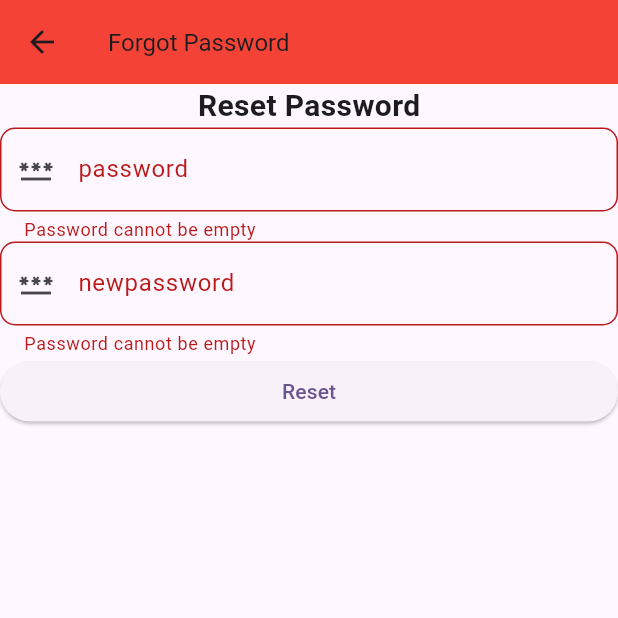
After one commit to hechmi10/atelier-flutter-jaidene-hachemi, a Flutter app: the ForgotPassword screen opened by its route, after a tap on "Reset", on a phone screen of 412 x 824 dp, the top half of it. The commit adds this screen. Run offline on Flutter 3.47's test engine with Material 3 defaults, Android fonts, the phone set to English and light mode, and no system bars.

Commit message:
Workshop 4

```diff
--- /dev/null
+++ b/lib/forgotPassword.dart
@@ -0,0 +1,87 @@
+import 'package:flutter/material.dart';
+
+class ForgotPassword extends StatelessWidget {
+  late String password,newpassword,confirmpassword;
+  GlobalKey<FormState> formkey = GlobalKey<FormState>();
+  static const String routeName = "/forgotPassword";
+  ForgotPassword({super.key});
+
+  @override
+  Widget build(BuildContext context) {
+    return Scaffold(appBar: AppBar(
+      title:Text("Forgot Password", style: TextStyle(fontSize: 16)),
+      backgroundColor: Colors.red,
+      ),
+      body:Form(
+        key: formkey,
+        child:ListView(
+          children:[
+            Center(
+              child: Text("Reset Password", style: TextStyle(fontSize: 20, fontWeight: FontWeight.bold)),
+            ),
+            TextFormField(
+              decoration:InputDecoration(
+                labelText: "password",
+                hintText: "Password",
+                prefixIcon: Icon(Icons.password),
+                border: OutlineInputBorder(
+                  borderRadius: BorderRadius.circular(10),
+                  borderSide: BorderSide(color: Colors.red, width: 2),
+                ),
+              ),
+              obscureText: true,
+              onSaved:(newValue)=>
+                  password = newValue!,
+              validator: (value) {
+                if (value == null || value.isEmpty) {
+                  return 'Password cannot be empty';
+                } else if (value.length < 8) {
+                  return 'Password must be at least 8 characters long';
+                }
+                return null;
+              },
+            ),
+            TextFormField(
+              decoration:InputDecoration(
+                labelText: "newpassword",
+                hintText: "New Password",
+                prefixIcon: Icon(Icons.password),
+                border: OutlineInputBorder(
+                  borderRadius: BorderRadius.circular(10),
+                  borderSide: BorderSide(color: Colors.red, width: 2),
+                ),
+              ),
+              obscureText: true,
+              onSaved:(newValue)=>
+                  newpassword = newValue!,
+              validator: (value) {
+                if (value == null || value.isEmpty) {
+                  return 'Password cannot be empty';
+                } else if (value.length < 8) {
+                  return 'Password must be at least 8 characters long';
+                }
+                return null;
+              },
+            ),
+
+            ElevatedButton(
+              child:Text("Reset"),
+              onPressed: () {
+                if (formkey.currentState!.validate()) {
+                  formkey.currentState!.save();
+                  // Perform password reset logic here
+                  showDialog(context: context, builder: (context) {
+                    return AlertDialog(
+                      title: Text("Success"),
+                      content: Text("Password reset successfully!"),
+
+                    );
+                  });
+                }
+              },
+            )],
+          )
+          )
+          );
+  }
+}
--- a/lib/g_store.dart
+++ b/lib/g_store.dart
@@ -2,7 +2,9 @@ import 'package:flutter/material.dart';
 import 'package:myapp2/game.dart';
 import 'package:myapp2/gamecell.dart';
 
+// ignore: must_be_immutable
 class GStore extends StatelessWidget {
+  static const String routeName = "/store";
   var games = [
     Gamecell(Game("lib/assets/dmc5.jpg", "DMC", 200)),
     Gamecell(Game("lib/assets/fifa.jpg", "FIFA", 200)),
--- a/lib/library.dart
+++ b/lib/library.dart
@@ -2,7 +2,9 @@ import 'package:flutter/material.dart';
 import 'package:myapp2/game.dart';
 import 'package:myapp2/librarycell.dart';
 
+// ignore: must_be_immutable
 class Library extends StatelessWidget{
+  static const String routeName = "/library";
   var games = [
     Librarycell(Game("lib/assets/dmc5.jpg", "DMC", 200)),
     Librarycell(Game("lib/assets/fifa.jpg", "FIFA", 200)),
--- a/lib/librarycell.dart
+++ b/lib/librarycell.dart
@@ -1,10 +1,12 @@
 import 'package:flutter/material.dart';
 import 'package:myapp2/game.dart';
 
+// ignore: must_be_immutable
 class Librarycell extends StatelessWidget {
   late Game game;
   Librarycell(this.game,{super.key});
 
+  @override
   Widget build(BuildContext context) {
     return Column(
       children: [
```
Also changed, not shown: lib/CustomInputDecoration.dart (added, +21 -0 lines), lib/basket.dart (added, +10 -0 lines), lib/bottomNavigationBar.dart (added, +46 -0 lines), lib/details.dart (+21 -2 lines), lib/gamecell.dart (+16 -7 lines), lib/inscription.dart (+120 -27 lines), lib/main.dart (+14 -7 lines), lib/signin.dart (added, +99 -0 lines).
